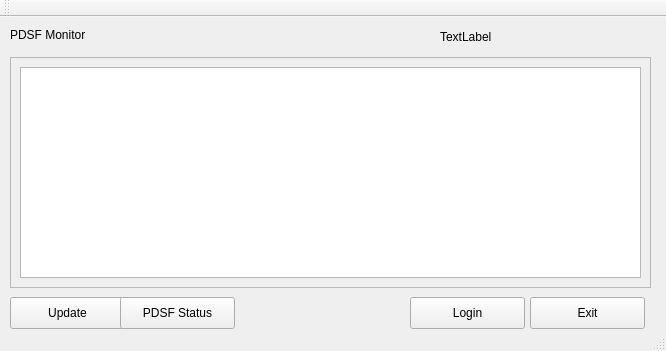
The window that pdsfmonitormain.ui (mfasDa/pdsfmonitor) describes before a commit, drawn with Qt 5.
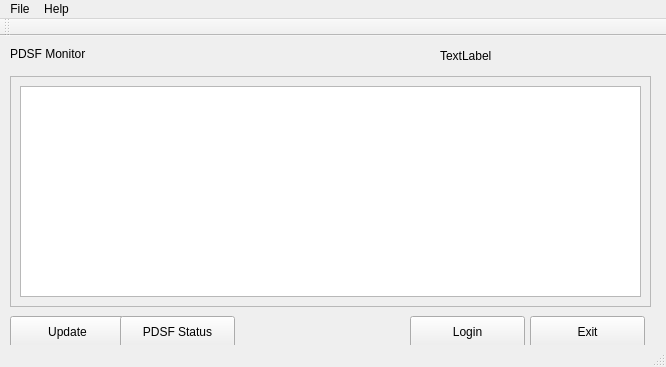
The same window after the commit.

Commit message: Add main menu in main window and about dialog with GPL License

Diff of the .ui file:
```diff
--- a/pdsfmonitormain.ui
+++ b/pdsfmonitormain.ui
@@ -7,7 +7,7 @@
     <x>0</x>
     <y>0</y>
     <width>666</width>
-    <height>351</height>
+    <height>367</height>
    </rect>
   </property>
   <property name="windowTitle">
@@ -128,6 +128,46 @@
    </attribute>
   </widget>
   <widget class="QStatusBar" name="statusBar"/>
+  <widget class="QMenuBar" name="menuBar">
+   <property name="geometry">
+    <rect>
+     <x>0</x>
+     <y>0</y>
+     <width>666</width>
+     <height>22</height>
+    </rect>
+   </property>
+   <property name="defaultUp">
+    <bool>false</bool>
+   </property>
+   <property name="nativeMenuBar">
+    <bool>false</bool>
+   </property>
+   <widget class="QMenu" name="menuFile">
+    <property name="title">
+     <string>File</string>
+    </property>
+    <addaction name="actionExit"/>
+   </widget>
+   <widget class="QMenu" name="menuHelp">
+    <property name="title">
+     <string>Help</string>
+    </property>
+    <addaction name="actionAbout"/>
+   </widget>
+   <addaction name="menuFile"/>
+   <addaction name="menuHelp"/>
+  </widget>
+  <action name="actionExit">
+   <property name="text">
+    <string>Exit</string>
+   </property>
+  </action>
+  <action name="actionAbout">
+   <property name="text">
+    <string>About</string>
+   </property>
+  </action>
  </widget>
  <layoutdefault spacing="6" margin="11"/>
  <resources/>
```
Left out of the diff: 19 changed lines with no effect on the pictures. The commit also changes 6 other files.
